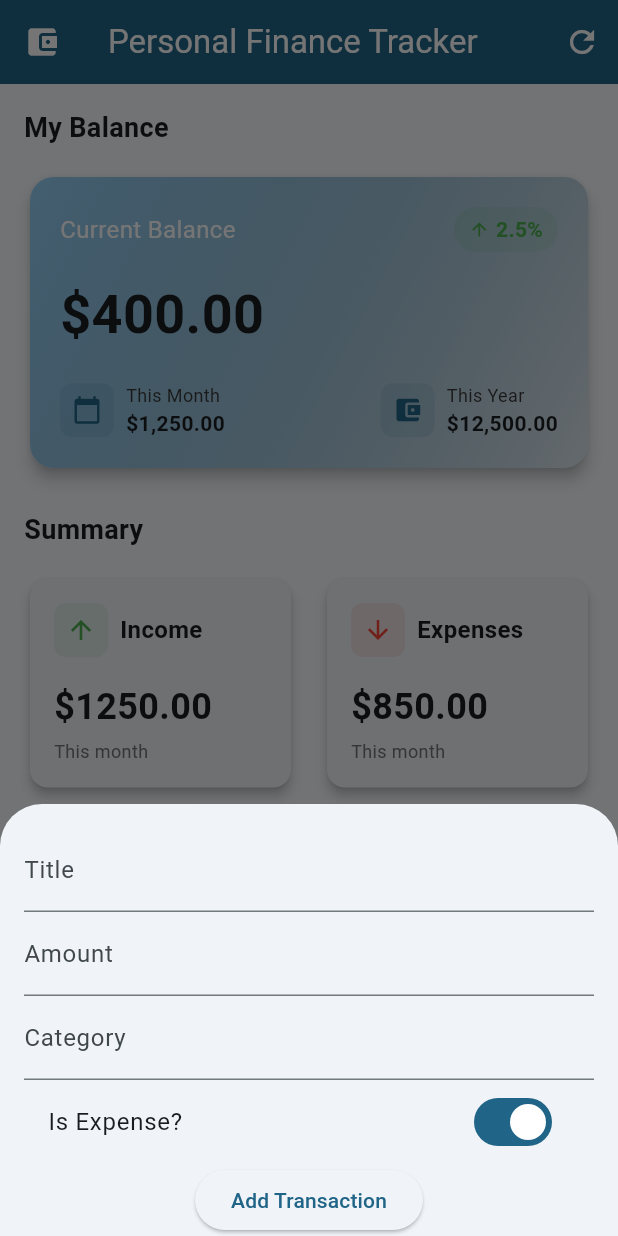
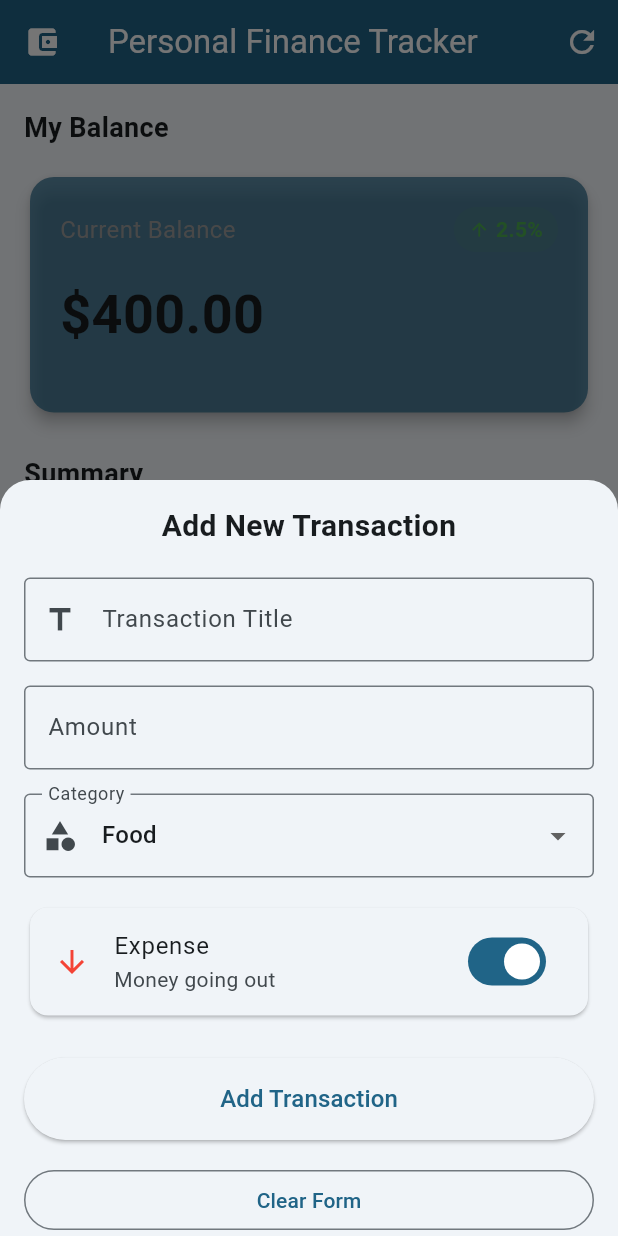
Before and after one commit to HOTHIFAMAHDI/finance_tracker, a Flutter app: the screen it shows after launch, after a tap on the "add" icon, on a phone screen of 412 x 824 dp. Run offline on Flutter 3.47's test engine with Material 3 defaults, Android fonts, the phone set to English and light mode, and no system bars.

Commit message:
finsished unfinished tasks in class

```diff
--- a/lib/finance_dashboard.dart
+++ b/lib/finance_dashboard.dart
@@ -1,3 +1,4 @@
+import 'package:finance_tracker/widgets/add_transaction_form.dart';
 import 'package:finance_tracker/widgets/balance_overview_card.dart';
 import 'package:finance_tracker/models/transaction.dart';
 import 'package:finance_tracker/widgets/summary_card.dart';
@@ -11,8 +12,28 @@ class FinanceDashboard extends StatefulWidget {
 }
 
 class _FinanceDashboardState extends State<FinanceDashboard> {
+  String? _selectedCategory;
+  // Add this method to the class
+  List<Transaction> get _filteredTransactions {
+    var filtered = _transactions;
+    if (_selectedCategory != null) {
+      filtered = filtered
+          .where((tx) => tx.category == _selectedCategory)
+          .toList();
+    }
+    if (_searchQuery.isNotEmpty) {
+      filtered = filtered
+          .where(
+            (tx) => tx.title.toLowerCase().contains(_searchQuery.toLowerCase()),
+          )
+          .toList();
+    }
+    return filtered;
+  }
+
+
+  String _searchQuery = '';
   // Sample transaction data
-
   final List<Transaction> _transactions = [
     Transaction(
       id: 't1',
@@ -53,141 +74,6 @@ class _FinanceDashboardState extends State<FinanceDashboard> {
     });
   }
 
-  @override
-  Widget build(BuildContext context) {
-    return Scaffold(
-      floatingActionButton: FloatingActionButton(
-        onPressed: () => _startAddTransaction(context),
-        tooltip: 'Add Transaction',
-        child: const Icon(Icons.add),
-      ),
-
-      body: SingleChildScrollView(
-        padding: const EdgeInsets.all(16.0),
-        child: Column(
-          crossAxisAlignment: CrossAxisAlignment.start,
-          children: [
-            // Header section
-            const Text(
-              'My Balance',
-              style: TextStyle(fontSize: 18, fontWeight: FontWeight.bold),
-            ),
-            const SizedBox(height: 16),
-            // Balance Card
-            const BalanceOverviewCard(),
-            const SizedBox(height: 24),
-            // Income & Expenses Row
-            const Text(
-              'Summary',
-              style: TextStyle(fontSize: 18, fontWeight: FontWeight.bold),
-            ),
-            const SizedBox(height: 16),
-            // Income and Expense cards
-            const Row(
-              children: [
-                Expanded(
-                  child: SummaryCard(
-                    title: 'Income',
-                    amount: 1250.00,
-                    icon: Icons.arrow_upward,
-                    color: Colors.green,
-                  ),
-                ),
-                SizedBox(width: 16),
-                Expanded(
-                  child: SummaryCard(
-                    title: 'Expenses',
-                    amount: 850.00,
-                    icon: Icons.arrow_downward,
-                    color: Colors.red,
-                  ),
-                ),
-              ],
-            ),
-            const SizedBox(height: 24),
-            // Recent Transactions Header
-            const Text(
-              'Recent Transactions',
-              style: TextStyle(fontSize: 18, fontWeight: FontWeight.bold),
-            ),
-            const SizedBox(height: 16),
-            // Transaction List
-            SizedBox(
-              height: 400, // Fixed height for the list
-              child: GroupedTransactionList(
-                transactions: _transactions,
-                onDeleteTransaction: _deleteTransaction,
-              ),
-            ),
-          ],
-        ),
-      ),
-    );
-  }
-
-  void _startAddTransaction(BuildContext context) {
-    String title = '';
-    String category = '';
-    String amountStr = '';
-    bool isExpense = true;
-    showModalBottomSheet(
-      context: context,
-      isScrollControlled: true,
-      builder: (_) {
-        return Padding(
-          padding: EdgeInsets.only(
-            bottom: MediaQuery.of(context).viewInsets.bottom,
-            left: 16,
-            right: 16,
-            top: 16,
-          ),
-          child: Column(
-            mainAxisSize: MainAxisSize.min,
-            children: [
-              TextField(
-                decoration: const InputDecoration(labelText: 'Title'),
-                onChanged: (value) => title = value,
-              ),
-              TextField(
-                decoration: const InputDecoration(labelText: 'Amount'),
-                keyboardType: TextInputType.number,
-                onChanged: (value) => amountStr = value,
-              ),
-              TextField(
-                decoration: const InputDecoration(labelText: 'Category'),
-                onChanged: (value) => category = value,
-              ),
-              SwitchListTile(
-                title: const Text('Is Expense?'),
-                value: isExpense,
-                onChanged: (value) {
-                  setState(() {
-                    isExpense = value;
-                  });
-                },
-              ),
-              ElevatedButton(
-                onPressed: () {
-                  if (title.isEmpty || amountStr.isEmpty || category.isEmpty) {
-                    return;
-                  }
-                  _addTransaction(
-                    title,
-                    double.parse(amountStr),
-                    category,
-                    isExpense,
-                  );
-                  Navigator.of(context).pop();
-                },
-                child: const Text('Add Transaction'),
-              ),
-            ],
-          ),
-        );
-      },
-    );
-  }
-
   void _addTransaction(
     String title,
     double amount,
@@ -206,4 +92,152 @@ class _FinanceDashboardState extends State<FinanceDashboard> {
       _transactions.add(newTx);
     });
   }
+
+
+  void _startAddTransaction(BuildContext context) {
+    showModalBottomSheet(
+      context: context,
+      isScrollControlled: true,
+      shape: const RoundedRectangleBorder(
+        borderRadius: BorderRadius.vertical(top: Radius.circular(20)),
+      ),
+      builder: (_) {
+        return AddTransactionForm(onAddTransaction: _addTransaction);
+      },
+    );
+  }
+
+  // Calculate totals for summary cards
+  double get _totalIncome {
+    return _transactions
+        .where((tx) => !tx.isExpense)
+        .fold(0.0, (sum, tx) => sum + tx.amount);
+  }
+
+  double get _totalExpenses {
+    return _transactions
+        .where((tx) => tx.isExpense)
+        .fold(0.0, (sum, tx) => sum + tx.amount);
+  }
+
+  double get _balance {
+    return _totalIncome - _totalExpenses;
+  }
+
+  @override
+  Widget build(BuildContext context) {
+    return Scaffold(
+      body: SingleChildScrollView(
+        padding: const EdgeInsets.all(16.0),
+        child: Column(
+          crossAxisAlignment: CrossAxisAlignment.start,
+          children: [
+            // Header section
+            const Text(
+              'My Balance',
+              style: TextStyle(fontSize: 18, fontWeight: FontWeight.bold),
+            ),
+            const SizedBox(height: 16),
+            // Balance Card
+            BalanceOverviewCard(balance: _balance),
+            const SizedBox(height: 24),
+            // Income & Expenses Row
+            const Text(
+              'Summary',
+              style: TextStyle(fontSize: 18, fontWeight: FontWeight.bold),
+            ),
+            const SizedBox(height: 16),
+            // Income and Expense cards
+            Row(
+              children: [
+                Expanded(
+                  child: SummaryCard(
+                    title: 'Income',
+                    amount: _totalIncome,
+                    icon: Icons.arrow_upward,
+                    color: Colors.green,
+                  ),
+                ),
+                SizedBox(width: 16),
+                Expanded(
+                  child: SummaryCard(
+                    title: 'Expenses',
+                    amount: _totalExpenses,
+                    icon: Icons.arrow_downward,
+                    color: Colors.red,
+                  ),
+                ),
+              ],
+            ),
+            const SizedBox(height: 24),
+            Padding(
+              padding: const EdgeInsets.only(bottom: 16),
+              child: TextField(
+                decoration: InputDecoration(
+                  hintText: 'Search transactions...',
+                  prefixIcon: const Icon(Icons.search),
+                  border: OutlineInputBorder(
+                    borderRadius: BorderRadius.circular(12),
+                  ),
+                  contentPadding: const EdgeInsets.symmetric(
+                    vertical: 0,
+                    horizontal: 16,
+                  ),
+                ),
+                onChanged: (value) {
+                  setState(() {
+                    _searchQuery = value;
+                  });
+                },
+              ),
+            ),
+            // Recent Transactions Header
+            Row(
+              mainAxisAlignment: MainAxisAlignment.spaceBetween,
+              children: [
+                const Text(
+                  'Recent Transactions',
+                  style: TextStyle(fontSize: 18, fontWeight: FontWeight.bold),
+                ),
+                DropdownButton<String?>(
+                  hint: const Text('All Categories'),
+                  value: _selectedCategory,
+                  onChanged: (newValue) {
+                    setState(() {
+                      _selectedCategory = newValue;
+                    });
+                  },
+                  items: [
+                    const DropdownMenuItem<String?>(
+                      value: null,
+                      child: Text('All Categories'),
+                    ),
+                    ...{..._transactions.map((tx) => tx.category)}.map(
+                      (category) => DropdownMenuItem<String>(
+                        value: category,
+                        child: Text(category),
+                      ),
+                    ),
+                  ],
+                ),
+              ],
+            ),
+            const SizedBox(height: 16),
+            // Transaction List
+            SizedBox(
+              height: 400, // Fixed height for the list
+              child: GroupedTransactionList(
+                transactions: _filteredTransactions,
+                onDeleteTransaction: _deleteTransaction,
+              ),
+            ),
+          ],
+        ),
+      ),
+      floatingActionButton: FloatingActionButton(
+        onPressed: () => _startAddTransaction(context),
+        child: const Icon(Icons.add),
+      ),
+    );
+  }
 }
--- /dev/null
+++ b/lib/widgets/add_transaction_form.dart
@@ -0,0 +1,190 @@
+import 'package:flutter/material.dart';
+import 'package:intl/intl.dart';
+
+class AddTransactionForm extends StatefulWidget {
+  final Function(String, double, String, bool) onAddTransaction;
+  const AddTransactionForm({super.key, required this.onAddTransaction});
+  @override
+  State<AddTransactionForm> createState() => _AddTransactionFormState();
+}
+
+class _AddTransactionFormState extends State<AddTransactionForm> {
+  // Form key for validation
+  final _formKey = GlobalKey<FormState>();
+  // Controllers for text inputs
+  final _titleController = TextEditingController();
+  final _amountController = TextEditingController();
+  // Form state variables
+  String _selectedCategory = 'Food';
+  bool _isExpense = true;
+  // Available categories
+  final List<String> _categories = [
+    'Food',
+    'Shopping',
+    'Transport',
+    'Entertainment',
+    'Utilities',
+    'Salary',
+    'Gift',
+    'Other',
+  ];
+  @override
+  void dispose() {
+    // Clean up controllers
+    _titleController.dispose();
+    _amountController.dispose();
+    super.dispose();
+  }
+
+  void _clearForm() {
+    _titleController.clear();
+    _amountController.clear();
+    setState(() {
+      _selectedCategory = 'Food';
+      _isExpense = true;
+    });
+  }
+
+  // Method to submit the form
+  void _submitForm() {
+    if (!_formKey.currentState!.validate()) {
+      return; // Form is not valid
+    }
+    final title = _titleController.text;
+    final amount = double.parse(_amountController.text);
+    widget.onAddTransaction(title, amount, _selectedCategory, _isExpense);
+    Navigator.of(context).pop(); // Close the form
+  }
+
+  @override
+  Widget build(BuildContext context) {
+    return Padding(
+      padding: EdgeInsets.only(
+        bottom: MediaQuery.of(context).viewInsets.bottom,
+        left: 16,
+        right: 16,
+        top: 16,
+      ),
+      child: Form(
+        key: _formKey,
+        child: Column(
+          mainAxisSize: MainAxisSize.min,
+          crossAxisAlignment: CrossAxisAlignment.stretch,
+          children: [
+            // Form title
+            const Text(
+              'Add New Transaction',
+              style: TextStyle(fontSize: 20, fontWeight: FontWeight.bold),
+              textAlign: TextAlign.center,
+            ),
+            const SizedBox(height: 20),
+            // Title input
+            TextFormField(
+              controller: _titleController,
+              decoration: const InputDecoration(
+                labelText: 'Transaction Title',
+                hintText: 'e.g., Grocery Shopping',
+                border: OutlineInputBorder(),
+                prefixIcon: Icon(Icons.title),
+              ),
+              validator: (value) {
+                if (value == null || value.isEmpty) {
+                  return 'Please enter a title';
+                }
+                if (value.length < 3) {
+                  return 'Title must be at least 3 characters';
+                }
+                return null;
+              },
+            ),
+            const SizedBox(height: 16),
+            // Amount input
+            TextFormField(
+              controller: _amountController,
+              decoration: const InputDecoration(
+                labelText: 'Amount',
+                prefixText: '\$ ',
+                border: OutlineInputBorder(),
+              ),
+              keyboardType: TextInputType.numberWithOptions(decimal: true),
+              onChanged: (value) {
+                // Format the input as currency
+                if (value.isNotEmpty) {
+                  final amount = double.tryParse(value);
+                  if (amount != null) {
+                    final formatted = NumberFormat.currency(
+                      symbol: '',
+                    ).format(amount);
+                    // Update controller without triggering onChanged again
+                    // _amountController.value = TextEditingValue(
+                    //   text: formatted,
+                    //   selection: TextSelection.collapsed(
+                    //     offset: formatted.length,
+                    //   ),
+                    // );
+                  }
+                }
+              },
+            ),
+            const SizedBox(height: 16),
+            // Category dropdown
+            DropdownButtonFormField<String>(
+              value: _selectedCategory,
+              decoration: const InputDecoration(
+                labelText: 'Category',
+                border: OutlineInputBorder(),
+                prefixIcon: Icon(Icons.category),
+              ),
+              items: _categories.map((category) {
+                return DropdownMenuItem(value: category, child: Text(category));
+              }).toList(),
+              onChanged: (value) {
+                setState(() {
+                  _selectedCategory = value!;
+                });
+              },
+            ),
+            const SizedBox(height: 16),
+            // Income/Expense toggle
+            Card(
+              child: SwitchListTile(
+                title: Text(_isExpense ? 'Expense' : 'Income'),
+                subtitle: Text(
+                  _isExpense ? 'Money going out' : 'Money coming in',
+                ),
+                value: _isExpense,
+                onChanged: (value) {
+                  setState(() {
+                    _isExpense = value;
+                  });
+                },
+                secondary: Icon(
+                  _isExpense ? Icons.arrow_downward : Icons.arrow_upward,
+                  color: _isExpense ? Colors.red : Colors.green,
+                ),
+              ),
+            ),
+            const SizedBox(height: 24),
+            // Submit button
+            ElevatedButton(
+              onPressed: _submitForm,
+              style: ElevatedButton.styleFrom(
+                padding: const EdgeInsets.symmetric(vertical: 16),
+              ),
+              child: const Text(
+                'Add Transaction',
+                style: TextStyle(fontSize: 16),
+              ),
+            ),
+            const SizedBox(height: 16),
+            // Add this button next to the submit button
+            OutlinedButton(
+              onPressed: _clearForm,
+              child: const Text('Clear Form'),
+            ),
+          ],
+        ),
+      ),
+    );
+  }
+}
--- a/lib/widgets/balance_overview_card.dart
+++ b/lib/widgets/balance_overview_card.dart
@@ -1,27 +1,17 @@
 import 'package:flutter/material.dart';
 
 class BalanceOverviewCard extends StatelessWidget {
-  const BalanceOverviewCard({super.key});
+  const BalanceOverviewCard({super.key, required this.balance});
+  final double balance;
   @override
   Widget build(BuildContext context) {
     return Card(
+      color: Theme.of(context).colorScheme.primary.withValues(alpha: 0.7),
       elevation: 4,
       shape: RoundedRectangleBorder(borderRadius: BorderRadius.circular(16)),
       child: Container(
         width: double.infinity,
         padding: const EdgeInsets.all(20),
-        decoration: BoxDecoration(
-          gradient: LinearGradient(
-            begin: Alignment.topLeft,
-            end: Alignment.bottomRight,
-            colors: [
-              Theme.of(context).colorScheme.inversePrimary,
-              Theme.of(context).colorScheme.primary.withValues(alpha: 0.1),
-              //Theme.of(context).colorScheme.inversePrimary,
-            ],
-          ),
-          borderRadius: BorderRadius.circular(16),
-        ),
         child: Column(
           crossAxisAlignment: CrossAxisAlignment.start,
           children: [
@@ -30,7 +20,7 @@ class BalanceOverviewCard extends StatelessWidget {
               children: [
                 const Text(
                   'Current Balance',
-                  style: TextStyle(fontSize: 16, color: Colors.white),
+                  style: TextStyle(fontSize: 16, color: Colors.grey),
                 ),
                 Container(
                   padding: const EdgeInsets.symmetric(
@@ -63,64 +53,47 @@ class BalanceOverviewCard extends StatelessWidget {
               style: TextStyle(fontSize: 36, fontWeight: FontWeight.bold),
             ),
             const SizedBox(height: 20),
-            Row(
-              mainAxisAlignment: MainAxisAlignment.spaceBetween,
-              children: [
-                _buildBalanceDetail(
-                  context,
-                  Icons.calendar_today,
-                  'This Month',
-                  '\$1,250.00',
-                ),
-                _buildBalanceDetail(
-                  context,
-                  Icons.account_balance_wallet,
-                  'This Year',
-                  '\$12,500.00',
-                ),
-              ],
-            ),
           ],
         ),
       ),
     );
   }
+}
 
-  Widget _buildBalanceDetail(
-    BuildContext context,
-    IconData icon,
-    String label,
-    String amount,
-  ) {
-    return Row(
-      children: [
-        Container(
-          padding: const EdgeInsets.all(8),
-          decoration: BoxDecoration(
-            color: Theme.of(context).colorScheme.primary.withValues(alpha: 0.1),
-            borderRadius: BorderRadius.circular(8),
-          ),
-          child: Icon(
-            icon,
-            color: Theme.of(context).colorScheme.primary,
-            size: 20,
-          ),
-        ),
-        const SizedBox(width: 8),
-        Column(
-          crossAxisAlignment: CrossAxisAlignment.start,
-          children: [
-            Text(
-              label,
-              style: const TextStyle(
-                fontSize: 12,
-                color: Color.fromARGB(255, 55, 54, 54),
-              ),
-            ),
-            Text(amount, style: const TextStyle(fontWeight: FontWeight.bold)),
-          ],
-        ),
-      ],
-    );
-  }
-}
+// Widget _buildBalanceDetail(
+//   BuildContext context,
+//   IconData icon,
+//   String label,
+//   String amount,
+// ) {
+//   return Row(
+//     children: [
+//       Container(
+//         padding: const EdgeInsets.all(8),
+//         decoration: BoxDecoration(
+//           color: Theme.of(context).colorScheme.primary.withValues(alpha: 0.1),
+//           borderRadius: BorderRadius.circular(8),
+//         ),
+//         child: Icon(
+//           icon,
+//           color: Theme.of(context).colorScheme.primary,
+//           size: 20,
+//         ),
+//       ),
+//       const SizedBox(width: 8),
+//       Column(
+//         crossAxisAlignment: CrossAxisAlignment.start,
+//         children: [
+//           Text(
+//             label,
+//             style: const TextStyle(
+//               fontSize: 12,
+//               color: Color.fromARGB(255, 55, 54, 54),
+//             ),
+//           ),
+//           Text(amount, style: const TextStyle(fontWeight: FontWeight.bold)),
+//         ],
+//       ),
+//     ],
+//   );
+// }
--- a/lib/widgets/summary_card.dart
+++ b/lib/widgets/summary_card.dart
@@ -27,7 +27,7 @@ class SummaryCard extends StatelessWidget {
                 Container(
                   padding: const EdgeInsets.all(8),
                   decoration: BoxDecoration(
-                    color: color.withOpacity(0.1),
+                    color: color.withValues(alpha: 0.1),
                     borderRadius: BorderRadius.circular(8),
                   ),
                   child: Icon(icon, color: color, size: 20),
```
Also changed, not shown: 1 other file.
